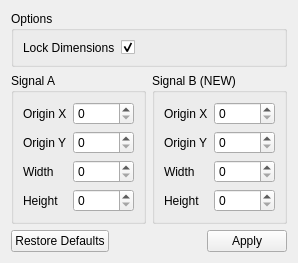
Before: the Qt Designer form src/ui/KairoSightWidgetSplit.ui in kairosight/KairoSight, drawn with Qt 5.
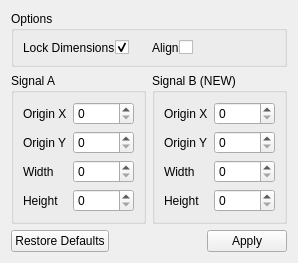
After: the same form once the commit is applied.

Commit message: Adding video split function

The edit to the form file:
```diff
--- a/src/ui/KairoSightWidgetSplit.ui
+++ b/src/ui/KairoSightWidgetSplit.ui
@@ -7,7 +7,7 @@
     <x>0</x>
     <y>0</y>
     <width>270</width>
-    <height>250</height>
+    <height>236</height>
    </rect>
   </property>
   <property name="sizePolicy">
@@ -27,7 +27,19 @@
      </property>
      <layout class="QHBoxLayout" name="horizontalLayout_3">
       <item>
-       <layout class="QFormLayout" name="formLayout_3">
+       <layout class="QFormLayout" name="formLayout_lockDimensions">
+        <property name="labelAlignment">
+         <set>Qt::AlignLeading|Qt::AlignLeft|Qt::AlignVCenter</set>
+        </property>
+        <property name="formAlignment">
+         <set>Qt::AlignCenter</set>
+        </property>
+        <property name="horizontalSpacing">
+         <number>0</number>
+        </property>
+        <property name="verticalSpacing">
+         <number>0</number>
+        </property>
         <item row="0" column="0">
          <widget class="QLabel" name="lockDimensionsLabel">
           <property name="text">
@@ -50,6 +62,32 @@
         </item>
        </layout>
       </item>
+      <item>
+       <layout class="QFormLayout" name="formLayout_align">
+        <property name="labelAlignment">
+         <set>Qt::AlignLeading|Qt::AlignLeft|Qt::AlignVCenter</set>
+        </property>
+        <property name="formAlignment">
+         <set>Qt::AlignCenter</set>
+        </property>
+        <property name="horizontalSpacing">
+         <number>0</number>
+        </property>
+        <property name="verticalSpacing">
+         <number>0</number>
+        </property>
+        <item row="0" column="0">
+         <widget class="QLabel" name="alignLabel">
+          <property name="text">
+           <string>Align</string>
+          </property>
+         </widget>
+        </item>
+        <item row="0" column="1">
+         <widget class="QCheckBox" name="alignCheckBox"/>
+        </item>
+       </layout>
+      </item>
      </layout>
     </widget>
    </item>
```
The commit also changes 5 other files.
